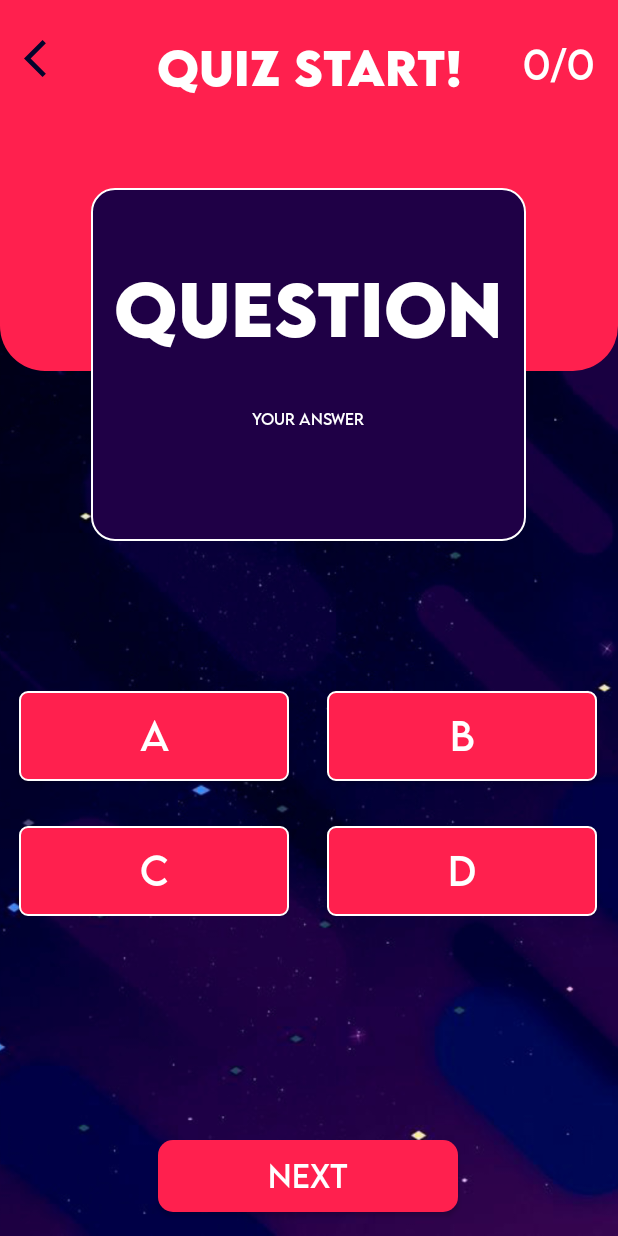
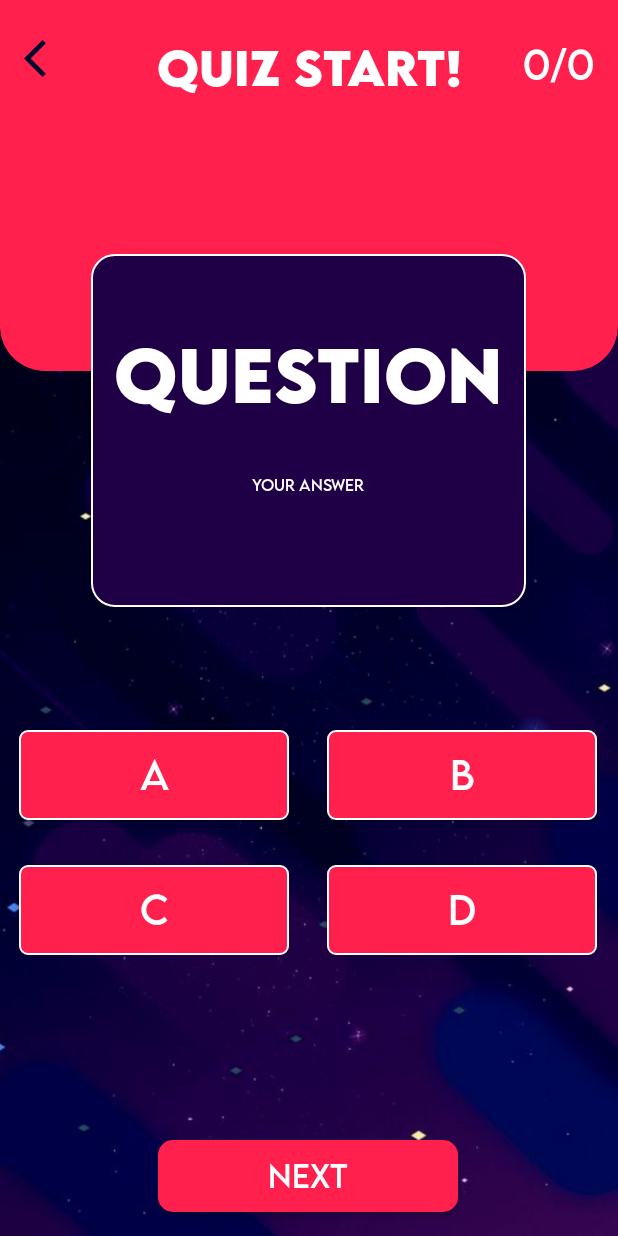
Before and after one commit to andreimorie1/SpaceAdvent, an Android app: the layout activity_quiz.xml on its own in the app's theme, with its tools: preview values and no code run, on a phone screen of 412 x 824 dp. Run offline under Robolectric (Android 15) with nearby library versions, the light colour scheme and no system bars.

Commit message:
Quiz Done

```diff
--- a/app/src/main/java/com/example/spaceadvent/difficultyControl.java
+++ b/app/src/main/java/com/example/spaceadvent/difficultyControl.java
@@ -131,7 +131,7 @@ public class difficultyControl extends AppCompatActivity {
                     intent.putExtra("timer", timer);
                     intent.putExtra("isDefault", isDefault);
 
-                    Toast.makeText(difficultyControl.this, "Difficulty Set", Toast.LENGTH_LONG).show();
+                    Toast.makeText(difficultyControl.this, "Difficulty Set", Toast.LENGTH_SHORT).show();
                     startActivity(intent);
                 }
             }
--- a/app/src/main/res/layout/activity_quiz.xml
+++ b/app/src/main/res/layout/activity_quiz.xml
@@ -70,6 +70,21 @@
             app:layout_constraintTop_toTopOf="parent"
             app:srcCompat="@drawable/baseline_arrow_back_ios_24" />
 
+        <TextView
+            android:id="@+id/timerText"
+            android:layout_width="wrap_content"
+            android:layout_height="wrap_content"
+            android:layout_marginTop="8dp"
+            android:layout_marginBottom="89dp"
+            android:fontFamily="@font/lemonmilk_bold"
+            android:text=""
+            android:textSize="40sp"
+            app:layout_constraintBottom_toBottomOf="parent"
+            app:layout_constraintEnd_toEndOf="parent"
+            app:layout_constraintHorizontal_bias="0.498"
+            app:layout_constraintStart_toStartOf="parent"
+            app:layout_constraintTop_toBottomOf="@+id/quiz_type" />
+
     </androidx.constraintlayout.widget.ConstraintLayout>
 
     <Button
@@ -94,6 +109,7 @@
         android:id="@+id/linearLayout"
         android:layout_width="match_parent"
         android:layout_height="wrap_content"
+        android:layout_marginTop="52dp"
         android:orientation="horizontal"
         app:layout_constraintBottom_toBottomOf="parent"
         app:layout_constraintEnd_toEndOf="parent"
@@ -115,8 +131,7 @@
                 android:onClick="btn_option_click"
                 android:text="A"
                 android:textColor="@color/white"
-                android:textSize="25dp"
-                />
+                android:textSize="25dp" />
 
             <Button
                 android:id="@+id/btn_option3"
@@ -128,7 +143,7 @@
                 android:onClick="btn_option_click"
                 android:text="C"
                 android:textColor="@color/white"
-                android:textSize="25dp"/>
+                android:textSize="25dp" />
         </LinearLayout>
 
         <LinearLayout
@@ -146,7 +161,7 @@
                 android:onClick="btn_option_click"
                 android:text="B"
                 android:textColor="@color/white"
-                android:textSize="25dp"/>
+                android:textSize="25dp" />
 
             <Button
                 android:id="@+id/btn_option4"
@@ -158,7 +173,7 @@
                 android:onClick="btn_option_click"
                 android:text="D"
                 android:textColor="@color/white"
-                android:textSize="25dp"/>
+                android:textSize="25dp" />
         </LinearLayout>
 
     </LinearLayout>
@@ -174,8 +189,8 @@
         app:layout_constraintEnd_toEndOf="parent"
         app:layout_constraintHorizontal_bias="0.495"
         app:layout_constraintStart_toStartOf="parent"
-        app:layout_constraintTop_toTopOf="parent"
-        app:layout_constraintVertical_bias="0.213">
+        app:layout_constraintTop_toTopOf="@+id/background_image"
+        app:layout_constraintVertical_bias="0.288">
 
         <TextView
             android:id="@+id/question"
--- a/gradle/libs.versions.toml
+++ b/gradle/libs.versions.toml
@@ -1,5 +1,5 @@
 [versions]
-agp = "8.3.0"
+agp = "8.3.1"
 junit = "4.13.2"
 junitVersion = "1.1.5"
 espressoCore = "3.5.1"
```
Also changed, not shown: app/src/main/java/com/example/spaceadvent/QuizActivity.java (+45 -25 lines).
